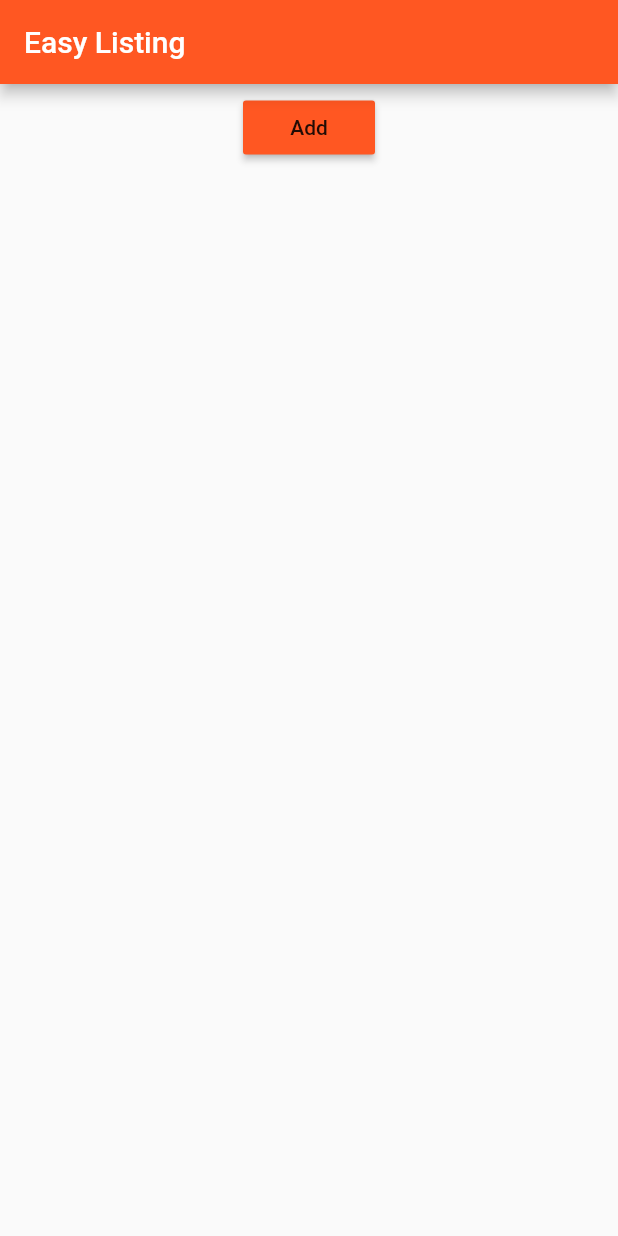
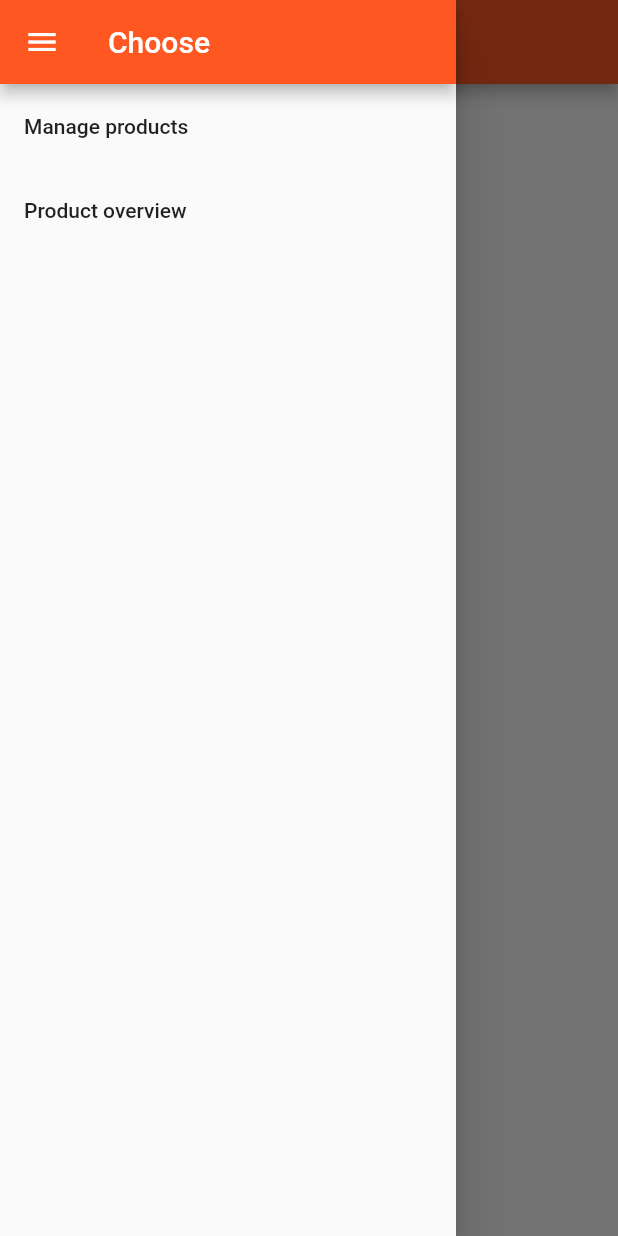
Before and after one commit to Anik3tos/flutter-test, a Flutter app: the ProductsPage screen opened directly, with the side drawer open (before the commit the screen has no drawer), on a phone screen of 412 x 824 dp. Run offline on Flutter 3.47's test engine with Material 2 defaults, Android fonts, the phone set to English and light mode, and no system bars.

Commit message:
Simple navigation bar

```diff
--- /dev/null
+++ b/lib/nav/hamburgerDrawer.dart
@@ -0,0 +1,28 @@
+import 'package:flutter/material.dart';
+import 'package:flutter_test_project/pages/manageProductsPage.dart';
+import 'package:flutter_test_project/pages/productsPage.dart';
+
+class HamburgerDrawer extends StatelessWidget {
+  @override
+  Widget build(BuildContext context) {
+    return Drawer(
+      child: Column(children: <Widget>[
+        AppBar(
+          title: Text('Choose'),
+        ),
+        ListTile(
+          title: Text('Manage products'),
+          onTap: () {
+            Navigator.push(context, MaterialPageRoute(builder: (BuildContext context) => ManageProductsPage() ));
+          },
+        ),
+        ListTile(
+          title: Text('Product overview'),
+          onTap: () {
+            Navigator.push(context, MaterialPageRoute(builder: (BuildContext context) => ProductsPage() ));
+          },
+        ),
+      ]),
+    );
+  }
+}
--- a/lib/pages/productsPage.dart
+++ b/lib/pages/productsPage.dart
@@ -1,14 +1,16 @@
-
 import 'package:flutter/material.dart';
+import 'package:flutter_test_project/nav/hamburgerDrawer.dart';
 import 'package:flutter_test_project/product_manager.dart';
 
 class ProductsPage extends StatelessWidget {
   @override
   Widget build(BuildContext context) {
-    return Scaffold(
+    var scaffold = Scaffold(
+        drawer: new HamburgerDrawer(),
         appBar: AppBar(
           title: Text('Easy Listing'),
         ),
         body: ProductManager());
+    return scaffold;
   }
 }
```
Also changed, not shown: lib/pages/manageProductsPage.dart (added, +17 -0 lines), 4 other files.
